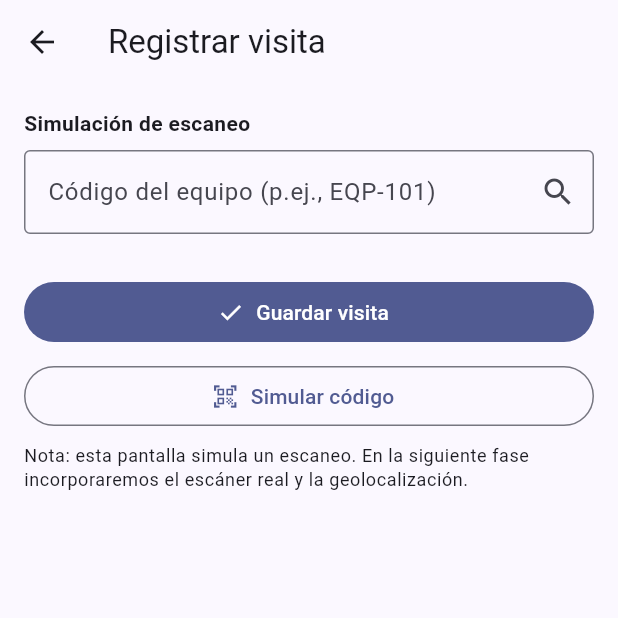
After one commit to SPallazhco/qr_visits_app, a Flutter app: the screen it shows after launch, after a tap on "Técnico", after a tap on "Registrar visita", on a phone screen of 412 x 824 dp, the top half of it. The commit adds this screen. Run offline on Flutter 3.47's test engine with Material 3 defaults, Android fonts, the phone set to English and light mode, and no system bars; our stand-ins replace flutter_riverpod, go_router, shared_preferences.

Commit message:
feat(visit-create): pantalla para crear visita con lookup de equipo (mock assets)

```diff
--- /dev/null
+++ b/assets/mock/equipment.json
@@ -0,0 +1,5 @@
+[
+    { "code": "EQP-101", "name": "Bomba de agua N°1", "area": "Campo A", "status": "Operativa" },
+    { "code": "EQP-202", "name": "Generador N°2", "area": "Planta",  "status": "Mantenimiento" },
+    { "code": "EQP-303", "name": "Cinta transportadora", "area": "Empaque", "status": "Operativa" }
+  ]
--- a/lib/data/repositories/providers.dart
+++ b/lib/data/repositories/providers.dart
@@ -1,8 +1,12 @@
 import 'package:flutter_riverpod/flutter_riverpod.dart';
+import 'package:qr_visits_app/data/datasources/equipment_local_data_source.dart';
 import 'inmemory_visit_repository.dart';
 import '../../domain/repositories/visit_repository.dart';
 
 final visitRepositoryProvider = Provider<VisitRepository>((ref) {
-  // Instancia única durante el ciclo de vida de la app
   return InMemoryVisitRepository();
 });
+
+final equipmentCatalogProvider = Provider<EquipmentLocalDataSource>((ref) {
+  return EquipmentLocalDataSource();
+});
--- /dev/null
+++ b/lib/domain/entities/equipment.dart
@@ -0,0 +1,22 @@
+class Equipment {
+  final String code;
+  final String name;
+  final String? area;
+  final String? status;
+
+  const Equipment({
+    required this.code,
+    required this.name,
+    this.area,
+    this.status,
+  });
+
+  factory Equipment.fromJson(Map<String, dynamic> json) {
+    return Equipment(
+      code: json['code'] as String,
+      name: json['name'] as String,
+      area: json['area'] as String?,
+      status: json['status'] as String?,
+    );
+  }
+}
--- /dev/null
+++ b/lib/presentation/features/visit_create/create_visit_page.dart
@@ -0,0 +1,163 @@
+import 'package:flutter/material.dart';
+import 'package:flutter_riverpod/flutter_riverpod.dart';
+import 'package:go_router/go_router.dart';
+import '../../../data/repositories/providers.dart';
+import '../../features/visits/visits_controller.dart';
+import '../../../domain/entities/equipment.dart';
+import '../../features/auth/role_controller.dart';
+
+class CreateVisitPage extends ConsumerStatefulWidget {
+  const CreateVisitPage({super.key});
+
+  @override
+  ConsumerState<CreateVisitPage> createState() => _CreateVisitPageState();
+}
+
+class _CreateVisitPageState extends ConsumerState<CreateVisitPage> {
+  final _codeCtrl = TextEditingController();
+  Equipment? _equipment;
+  bool _loading = false;
+
+  @override
+  void dispose() {
+    _codeCtrl.dispose();
+    super.dispose();
+  }
+
+  Future<void> _lookup() async {
+    final code = _codeCtrl.text.trim();
+    if (code.isEmpty) {
+      setState(() => _equipment = null);
+      return;
+    }
+    setState(() => _loading = true);
+    final ds = ref.read(equipmentCatalogProvider);
+    final eq = await ds.getByCode(code);
+    if (!mounted) return;
+    setState(() {
+      _equipment = eq;
+      _loading = false;
+    });
+  }
+
+  Future<void> _save() async {
+    final code = _codeCtrl.text.trim();
+    if (code.isEmpty) {
+      ScaffoldMessenger.of(context).showSnackBar(
+        const SnackBar(content: Text('Ingresa un código para continuar.')),
+      );
+      return;
+    }
+    await ref.read(visitsControllerProvider.notifier).addVisitWithCode(code);
+    if (!mounted) return;
+    context.pop(); // volver a la lista
+    ScaffoldMessenger.of(
+      context,
+    ).showSnackBar(const SnackBar(content: Text('Visita registrada.')));
+  }
+
+  @override
+  Widget build(BuildContext context) {
+    // Si no hay rol (deep link, etc.), reenvía a selección
+    final role = ref.watch(userRoleProvider);
+    if (role == null) {
+      Future.microtask(() {
+        if (context.mounted) context.go('/role');
+      });
+      return const SizedBox.shrink();
+    }
+
+    return Scaffold(
+      appBar: AppBar(title: const Text('Registrar visita')),
+      body: ListView(
+        padding: const EdgeInsets.all(16),
+        children: [
+          const Text(
+            'Simulación de escaneo',
+            style: TextStyle(fontWeight: FontWeight.bold),
+          ),
+          const SizedBox(height: 8),
+          TextField(
+            controller: _codeCtrl,
+            textInputAction: TextInputAction.search,
+            decoration: InputDecoration(
+              labelText: 'Código del equipo (p.ej., EQP-101)',
+              hintText: 'EQP-101',
+              border: const OutlineInputBorder(),
+              suffixIcon: IconButton(
+                tooltip: 'Buscar info',
+                onPressed: _lookup,
+                icon: const Icon(Icons.search),
+              ),
+            ),
+            onSubmitted: (_) => _lookup(),
+          ),
+          const SizedBox(height: 12),
+          if (_loading) const Center(child: CircularProgressIndicator()),
+          if (!_loading && _equipment != null)
+            _EquipmentCard(equipment: _equipment!),
+          if (!_loading && _equipment == null && _codeCtrl.text.isNotEmpty)
+            Card(
+              child: ListTile(
+                leading: const Icon(Icons.info_outline),
+                title: const Text('Equipo no encontrado'),
+                subtitle: Text(
+                  'No hay información simulada para “${_codeCtrl.text}”. '
+                  'Aún puedes guardar la visita.',
+                ),
+              ),
+            ),
+          const SizedBox(height: 16),
+          FilledButton.icon(
+            onPressed: _save,
+            icon: const Icon(Icons.check),
+            label: const Text('Guardar visita'),
+          ),
+          const SizedBox(height: 8),
+          OutlinedButton.icon(
+            onPressed: () {
+              // Autocompletar un código válido del mock para rapidez
+              setState(() {
+                _codeCtrl.text =
+                    'EQP-10${[1, 2, 3]
+                      ..shuffle()
+                      ..first}';
+                _equipment = null;
+              });
+            },
+            icon: const Icon(Icons.qr_code_scanner),
+            label: const Text('Simular código'),
+          ),
+          const SizedBox(height: 8),
+          Text(
+            'Nota: esta pantalla simula un escaneo. '
+            'En la siguiente fase incorporaremos el escáner real y la geolocalización.',
+            style: Theme.of(context).textTheme.bodySmall,
+          ),
+        ],
+      ),
+    );
+  }
+}
+
+class _EquipmentCard extends StatelessWidget {
+  final Equipment equipment;
+  const _EquipmentCard({required this.equipment});
+
+  @override
+  Widget build(BuildContext context) {
+    return Card(
+      child: ListTile(
+        leading: const Icon(Icons.precision_manufacturing),
+        title: Text('${equipment.code} — ${equipment.name}'),
+        subtitle: Column(
+          crossAxisAlignment: CrossAxisAlignment.start,
+          children: [
+            if (equipment.area != null) Text('Área: ${equipment.area}'),
+            if (equipment.status != null) Text('Estado: ${equipment.status}'),
+          ],
+        ),
+      ),
+    );
+  }
+}
--- a/lib/presentation/router/app_router.dart
+++ b/lib/presentation/router/app_router.dart
@@ -1,6 +1,7 @@
 import 'package:flutter/material.dart';
 import 'package:go_router/go_router.dart';
 import 'package:flutter_riverpod/flutter_riverpod.dart';
+import 'package:qr_visits_app/presentation/features/visit_create/create_visit_page.dart';
 import '../features/auth/role_selection_page.dart';
 import '../features/visits/visits_list_page.dart';
 import '../features/splash/splash_page.dart';
@@ -27,6 +28,12 @@ final goRouterProvider = Provider<GoRouter>((ref) {
         pageBuilder: (context, state) =>
             const MaterialPage(child: VisitsListPage()),
       ),
+      GoRoute(
+        path: '/visits/new',
+        name: 'visit_create',
+        pageBuilder: (context, state) =>
+            const MaterialPage(child: CreateVisitPage()),
+      ),
     ],
   );
 });
```
Also changed, not shown: lib/data/datasources/equipment_local_data_source.dart (added, +32 -0 lines), lib/presentation/features/visits/visits_controller.dart (+13 -7 lines), lib/presentation/features/visits/visits_list_page.dart (+3 -8 lines), pubspec.yaml (+10 -1 lines), pubspec.lock, 5 other files.
